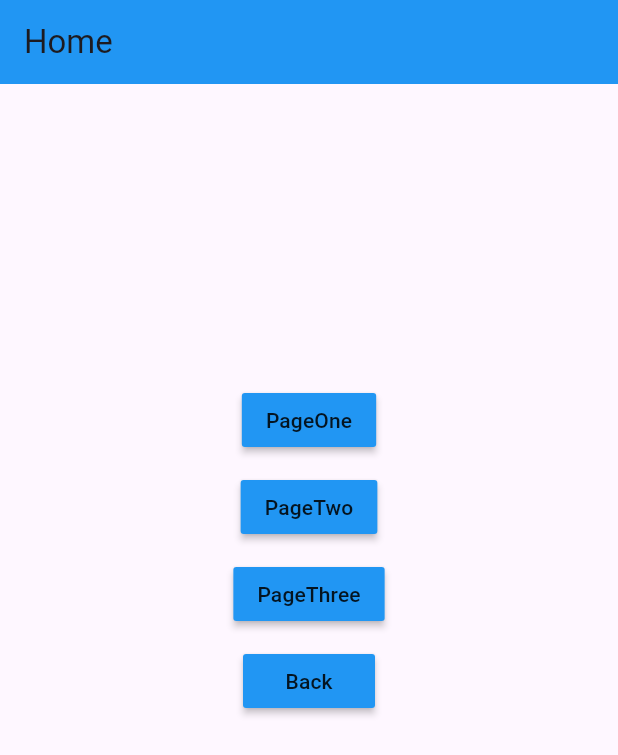
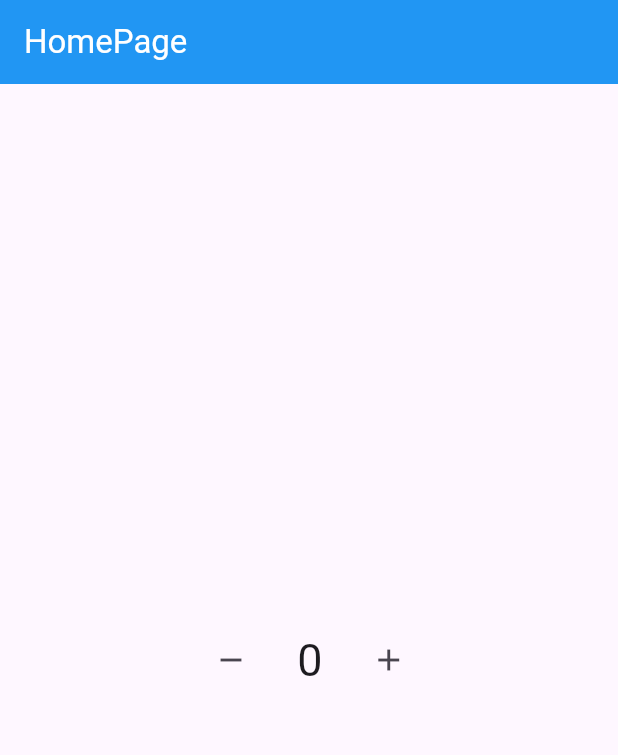
Before and after one commit to NouraSharif/GetX, a Flutter app: the screen it shows after launch, on a phone screen of 412 x 824 dp. Shown: the top 755 px of the screen. Run offline on Flutter 3.47's test engine with Material 3 defaults, Android fonts, the phone set to English and light mode, and no system bars; our stand-ins replace get.

Commit message:
Getbuilder-GetX-Obx

```diff
--- /dev/null
+++ b/lib/controller/homecontroller.dart
@@ -0,0 +1,16 @@
+import 'package:get/get.dart';
+
+class HomeController extends GetxController {
+  RxInt counter = 0.obs; //RxInt == لحتى يكون في تفاعل
+  //obs == لحتى يلاحظ التغيرات==من خلاله اي تغير بتم ع المتغير الجيت اكس بستمع اله
+
+  void increment() {
+    counter++;
+    // update(); // == GetBuilder
+  }
+
+  void decrement() {
+    counter--;
+    //update(); //  == GetBuilder
+  }
+}
--- a/lib/main.dart
+++ b/lib/main.dart
@@ -1,10 +1,6 @@
 import 'package:app1/view/home.dart';
-import 'package:app1/view/pageone.dart';
-import 'package:app1/view/pagethree.dart';
-import 'package:app1/view/pagetwo.dart';
 import 'package:flutter/material.dart';
 import 'package:get/get_navigation/src/root/get_material_app.dart';
-import 'package:get/get_navigation/src/routes/get_route.dart';
 
 void main() {
   runApp(MyApp());
@@ -18,11 +14,11 @@ class MyApp extends StatelessWidget {
     return GetMaterialApp(
       debugShowCheckedModeBanner: false,
       home: Home(),
-      getPages: [
+      /* getPages: [
         GetPage(name: '/pageone', page: () => PageOne()),
         GetPage(name: '/pagetwo', page: () => PageTwo()),
         GetPage(name: '/pagethree', page: () => PageThree()),
-      ],
+      ],*/
     );
   }
 }
--- a/lib/view/home.dart
+++ b/lib/view/home.dart
@@ -1,54 +1,53 @@
+import 'package:app1/controller/homecontroller.dart';
 import 'package:flutter/material.dart';
-import 'package:get/get.dart';
+import 'package:get/get_core/src/get_main.dart';
+import 'package:get/get_instance/get_instance.dart';
+import 'package:get/get_state_manager/get_state_manager.dart';
 
-class Home extends StatefulWidget {
-  const Home({super.key});
+class Home extends StatelessWidget {
+  //Obx ==> dependency injection
+  final HomeController controller = Get.put(HomeController());
+  Home({super.key});
 
-  @override
-  State<Home> createState() => _HomeState();
-}
-
-class _HomeState extends State<Home> {
   @override
   Widget build(BuildContext context) {
     return Scaffold(
-      appBar: AppBar(title: const Text('Home'), backgroundColor: Colors.blue),
-      body: Column(
+      appBar: AppBar(
+        title: const Text('HomePage', style: TextStyle(color: Colors.white)),
+        backgroundColor: Colors.blue,
+      ),
+      body: Container(
+        padding: EdgeInsets.symmetric(horizontal: 130),
+        child: Column(
+          mainAxisAlignment: MainAxisAlignment.center,
           children: [
-          Container(height: 200),
-          MaterialButton(
+            //GetBuilder - Getx
+            Obx(
+              () => Row(
+                children: [
+                  IconButton(
                     onPressed: () {
-              Get.toNamed("/pageone");
+                      controller.decrement();
                     },
-            color: Colors.blue,
-            child: Text("PageOne"),
+                    icon: Icon(Icons.remove),
                   ),
-          Container(height: 10),
-          MaterialButton(
+                  SizedBox(width: 20), // مسافة بين الأزرار والنص
+                  Text(
+                    "${controller.counter}", //value == RxInt
+                    style: TextStyle(fontSize: 30),
+                  ), // أنظف وأوضح
+                  SizedBox(width: 20), // مسافة بين الأزرار والنص
+                  IconButton(
                     onPressed: () {
-              Get.offNamed("/pagetwo");
+                      controller.increment();
                     },
-            color: Colors.blue,
-            child: Text("PageTwo"),
-          ),
-          Container(height: 10),
-          MaterialButton(
-            onPressed: () {
-              Get.offAllNamed("/pagethree");
-            },
-            color: Colors.blue,
-            child: Text("PageThree"),
-          ),
-          Container(height: 10),
-          MaterialButton(
-            onPressed: () {
-              Get.back(); //المستخدم ما بيخرج من التطبيق في هاي الحالة==maybepop()
-              //Navigator.of(context).pop(); //المستخدم بيخرج من التطبيق في هاي الحالة
-            },
-            color: Colors.blue,
-            child: Text("Back"),
+                    icon: Icon(Icons.add),
                   ),
                 ],
+              ),
+            ),
+          ],
+        ),
       ),
     );
   }
--- a/lib/view/pageone.dart
+++ /dev/null
@@ -1,20 +0,0 @@
-import 'package:flutter/material.dart';
-
-class PageOne extends StatefulWidget {
-  const PageOne({super.key});
-
-  @override
-  State<PageOne> createState() => _PageOneState();
-}
-
-class _PageOneState extends State<PageOne> {
-  @override
-  Widget build(BuildContext context) {
-    return Scaffold(
-      appBar: AppBar(title: const Text('PageOne')),
-      body: const Center(
-        child: Text('Welcome to PageOne'),
-      ),
-    );
-  }
-}
--- a/lib/view/pagethree.dart
+++ /dev/null
@@ -1,20 +0,0 @@
-import 'package:flutter/material.dart';
-
-class PageThree extends StatefulWidget {
-  const PageThree({super.key});
-
-  @override
-  State<PageThree> createState() => _PageThreeState();
-}
-
-class _PageThreeState extends State<PageThree> {
-  @override
-  Widget build(BuildContext context) {
-    return Scaffold(
-      appBar: AppBar(title: const Text('PageThree')),
-      body: const Center(
-        child: Text('Welcome to PageThree'),
-      ),
-    );
-  }
-}
--- a/lib/view/pagetwo.dart
+++ /dev/null
@@ -1,20 +0,0 @@
-import 'package:flutter/material.dart';
-
-class PageTwo extends StatefulWidget {
-  const PageTwo({super.key});
-
-  @override
-  State<PageTwo> createState() => _PageTwoState();
-}
-
-class _PageTwoState extends State<PageTwo> {
-  @override
-  Widget build(BuildContext context) {
-    return Scaffold(
-      appBar: AppBar(title: const Text('PageTwo')),
-      body: const Center(
-        child: Text('Welcome to PageTwo'),
-      ),
-    );
-  }
-}
```
Lines whose indentation alone changed are shown as unchanged.
